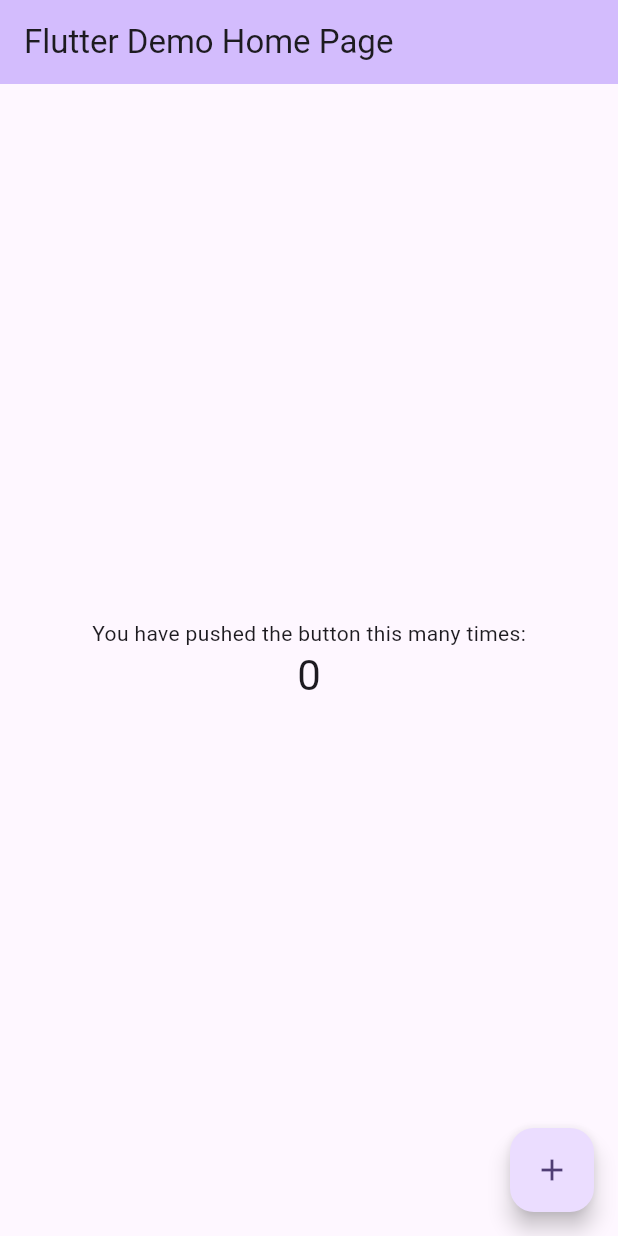
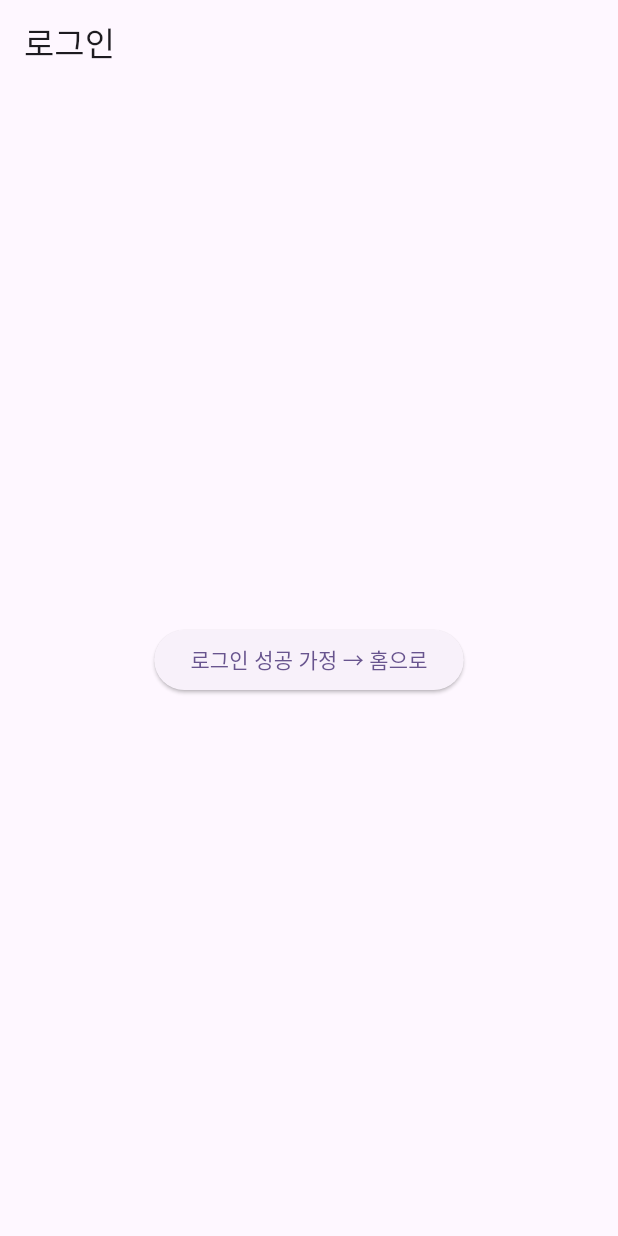
Before and after one commit to choihj619/HereAble, a Flutter app: the screen it shows after launch, on a phone screen of 412 x 824 dp. Run offline on Flutter 3.47's test engine with Material 3 defaults, Android fonts, the phone set to English and light mode, and no system bars.

Commit message:
Update main.dart

```diff
--- a/lib/main.dart
+++ b/lib/main.dart
@@ -1,122 +1,188 @@
 import 'package:flutter/material.dart';
+// Firebase 준비되면 아래 주석을 해제
+// import 'package:firebase_core/firebase_core.dart';
+// import 'package:firebase_auth/firebase_auth.dart';
+// import 'firebase_options.dart';
 
-void main() {
-  runApp(const MyApp());
+void main() async {
+  WidgetsFlutterBinding.ensureInitialized();
+
+  // 1) 파이어베이스 준비되면 주석 해제
+  // await Firebase.initializeApp(
+  //   options: DefaultFirebaseOptions.currentPlatform,
+  // );
+
+  runApp(const AppRoot());
 }
 
-class MyApp extends StatelessWidget {
-  const MyApp({super.key});
+class AppRoot extends StatelessWidget {
+  const AppRoot({super.key});
 
-  // This widget is the root of your application.
   @override
   Widget build(BuildContext context) {
     return MaterialApp(
-      title: 'Flutter Demo',
+      title: 'Hereable',
       theme: ThemeData(
-        // This is the theme of your application.
-        //
-        // TRY THIS: Try running your application with "flutter run". You'll see
-        // the application has a purple toolbar. Then, without quitting the app,
-        // try changing the seedColor in the colorScheme below to Colors.green
-        // and then invoke "hot reload" (save your changes or press the "hot
-        // reload" button in a Flutter-supported IDE, or press "r" if you used
-        // the command line to start the app).
-        //
-        // Notice that the counter didn't reset back to zero; the application
-        // state is not lost during the reload. To reset the state, use hot
-        // restart instead.
-        //
-        // This works for code too, not just values: Most code changes can be
-        // tested with just a hot reload.
         colorScheme: ColorScheme.fromSeed(seedColor: Colors.deepPurple),
+        useMaterial3: true,
       ),
-      home: const MyHomePage(title: 'Flutter Demo Home Page'),
+
+      // 2) 전역 라우트: 이후 파일 분리 시 이름만 유지하면 됨
+      routes: {
+        '/login': (_) => const LoginScreen(),
+        '/home': (_) => const HomeScreen(),
+        '/settings': (_) => const SettingsScreen(),
+        '/onboarding': (_) => const PersonalSettingsScreen(),
+      },
+
+      // 3) 시작 화면: 스플래시 → 분기
+      home: const SplashGate(),
     );
   }
 }
 
-class MyHomePage extends StatefulWidget {
-  const MyHomePage({super.key, required this.title});
-
-  // This widget is the home page of your application. It is stateful, meaning
-  // that it has a State object (defined below) that contains fields that affect
-  // how it looks.
-
-  // This class is the configuration for the state. It holds the values (in this
-  // case the title) provided by the parent (in this case the App widget) and
-  // used by the build method of the State. Fields in a Widget subclass are
-  // always marked "final".
-
-  final String title;
+/// 앱 시작 시 잠깐 보여주는 화면 + 분기 로직
+class SplashGate extends StatefulWidget {
+  const SplashGate({super.key});
 
   @override
-  State<MyHomePage> createState() => _MyHomePageState();
+  State<SplashGate> createState() => _SplashGateState();
 }
 
-class _MyHomePageState extends State<MyHomePage> {
-  int _counter = 0;
+class _SplashGateState extends State<SplashGate> {
+  @override
+  void initState() {
+    super.initState();
+    _decideNext();
+  }
 
-  void _incrementCounter() {
-    setState(() {
-      // This call to setState tells the Flutter framework that something has
-      // changed in this State, which causes it to rerun the build method below
-      // so that the display can reflect the updated values. If we changed
-      // _counter without calling setState(), then the build method would not be
-      // called again, and so nothing would appear to happen.
-      _counter++;
-    });
+  Future<void> _decideNext() async {
+    // TODO: Firebase Auth 붙이면 아래 isLoggedIn을 실제 인증 상태로 교체
+    // final isLoggedIn = FirebaseAuth.instance.currentUser != null;
+    const isLoggedIn = false; // 임시: 아직 로그인 안 된 상태라고 가정
+
+    // TODO: Firestore에서 사용자 프로필(개인 설정 완료 여부) 불러오면 교체
+    const isProfileComplete = false; // 임시: 온보딩 필요하다고 가정
+
+    await Future.delayed(const Duration(milliseconds: 600)); // 로고 살짝 보여주기
+
+    if (!mounted) return;
+
+    if (!isLoggedIn) {
+      Navigator.of(context).pushReplacementNamed('/login');
+    } else if (!isProfileComplete) {
+      Navigator.of(context).pushReplacementNamed('/onboarding');
+    } else {
+      Navigator.of(context).pushReplacementNamed('/home');
+    }
   }
 
   @override
   Widget build(BuildContext context) {
-    // This method is rerun every time setState is called, for instance as done
-    // by the _incrementCounter method above.
-    //
-    // The Flutter framework has been optimized to make rerunning build methods
-    // fast, so that you can just rebuild anything that needs updating rather
-    // than having to individually change instances of widgets.
+    return const Scaffold(
+      body: Center(child: CircularProgressIndicator()),
+    );
+  }
+}
+
+/// 로그인 화면 (임시 버전)
+class LoginScreen extends StatelessWidget {
+  const LoginScreen({super.key});
+
+  @override
+  Widget build(BuildContext context) {
+    return Scaffold(
+      appBar: AppBar(title: const Text('로그인')),
+      body: Center(
+        child: ElevatedButton(
+          child: const Text('로그인 성공 가정 → 홈으로'),
+          onPressed: () {
+            // TODO: FirebaseAuth 로그인 성공 시 로직으로 교체
+            Navigator.pushReplacementNamed(context, '/onboarding');
+          },
+        ),
+      ),
+    );
+  }
+}
+
+/// 첫 화면(홈) – 이후 장소 리스트/지도 등 붙일 곳
+class HomeScreen extends StatelessWidget {
+  const HomeScreen({super.key});
+  @override
+  Widget build(BuildContext context) {
     return Scaffold(
       appBar: AppBar(
-        // TRY THIS: Try changing the color here to a specific color (to
-        // Colors.amber, perhaps?) and trigger a hot reload to see the AppBar
-        // change color while the other colors stay the same.
-        backgroundColor: Theme.of(context).colorScheme.inversePrimary,
-        // Here we take the value from the MyHomePage object that was created by
-        // the App.build method, and use it to set our appbar title.
-        title: Text(widget.title),
+        title: const Text('Hereable 홈'),
+        actions: [
+          IconButton(
+            onPressed: () => Navigator.pushNamed(context, '/settings'),
+            icon: const Icon(Icons.settings),
+          ),
+        ],
       ),
-      body: Center(
-        // Center is a layout widget. It takes a single child and positions it
-        // in the middle of the parent.
+      body: const Center(child: Text('홈 컨텐츠 영역')),
+    );
+  }
+}
+
+/// 마이페이지/설정 화면
+class SettingsScreen extends StatelessWidget {
+  const SettingsScreen({super.key});
+  @override
+  Widget build(BuildContext context) {
+    return Scaffold(
+      appBar: AppBar(title: const Text('마이페이지 & 설정')),
+      body: ListView(
+        padding: const EdgeInsets.all(16),
+        children: [
+          const ListTile(title: Text('닉네임'), subtitle: Text('예: 준영')),
+          const ListTile(title: Text('이메일'), subtitle: Text('you@example.com')),
+          const Divider(),
+          SwitchListTile(
+            value: true,
+            onChanged: (v) {},
+            title: const Text('다크 모드(예시)'),
+          ),
+          const SizedBox(height: 16),
+          ElevatedButton(
+            onPressed: () {
+              // TODO: FirebaseAuth.signOut()로 교체
+              Navigator.pushNamedAndRemoveUntil(context, '/login', (_) => false);
+            },
+            child: const Text('로그아웃'),
+          ),
+        ],
+      ),
+    );
+  }
+}
+
+/// 개인 설정(온보딩) – 장애유형/우선순위 등 최초 1회 입력
+class PersonalSettingsScreen extends StatelessWidget {
+  const PersonalSettingsScreen({super.key});
+
+  @override
+  Widget build(BuildContext context) {
+    // TODO: 라디오/체크/드롭다운 등으로 실제 옵션 구성
+    return Scaffold(
+      appBar: AppBar(title: const Text('개인 설정(온보딩)')),
+      body: Padding(
+        padding: const EdgeInsets.all(16),
         child: Column(
-          // Column is also a layout widget. It takes a list of children and
-          // arranges them vertically. By default, it sizes itself to fit its
-          // children horizontally, and tries to be as tall as its parent.
-          //
-          // Column has various properties to control how it sizes itself and
-          // how it positions its children. Here we use mainAxisAlignment to
-          // center the children vertically; the main axis here is the vertical
-          // axis because Columns are vertical (the cross axis would be
-          // horizontal).
-          //
-          // TRY THIS: Invoke "debug painting" (choose the "Toggle Debug Paint"
-          // action in the IDE, or press "p" in the console), to see the
-          // wireframe for each widget.
-          mainAxisAlignment: MainAxisAlignment.center,
-          children: <Widget>[
-            const Text('You have pushed the button this many times:'),
-            Text(
-              '$_counter',
-              style: Theme.of(context).textTheme.headlineMedium,
+          children: [
+            const Text('장애유형, 우선순위(맞춤/별점/거리) 등을 선택하세요.'),
+            const SizedBox(height: 24),
+            ElevatedButton(
+              onPressed: () {
+                // TODO: Firestore에 설정 저장 후 홈으로
+                Navigator.pushReplacementNamed(context, '/home');
+              },
+              child: const Text('완료하고 시작하기'),
             ),
           ],
         ),
       ),
-      floatingActionButton: FloatingActionButton(
-        onPressed: _incrementCounter,
-        tooltip: 'Increment',
-        child: const Icon(Icons.add),
-      ), // This trailing comma makes auto-formatting nicer for build methods.
     );
   }
 }
```
